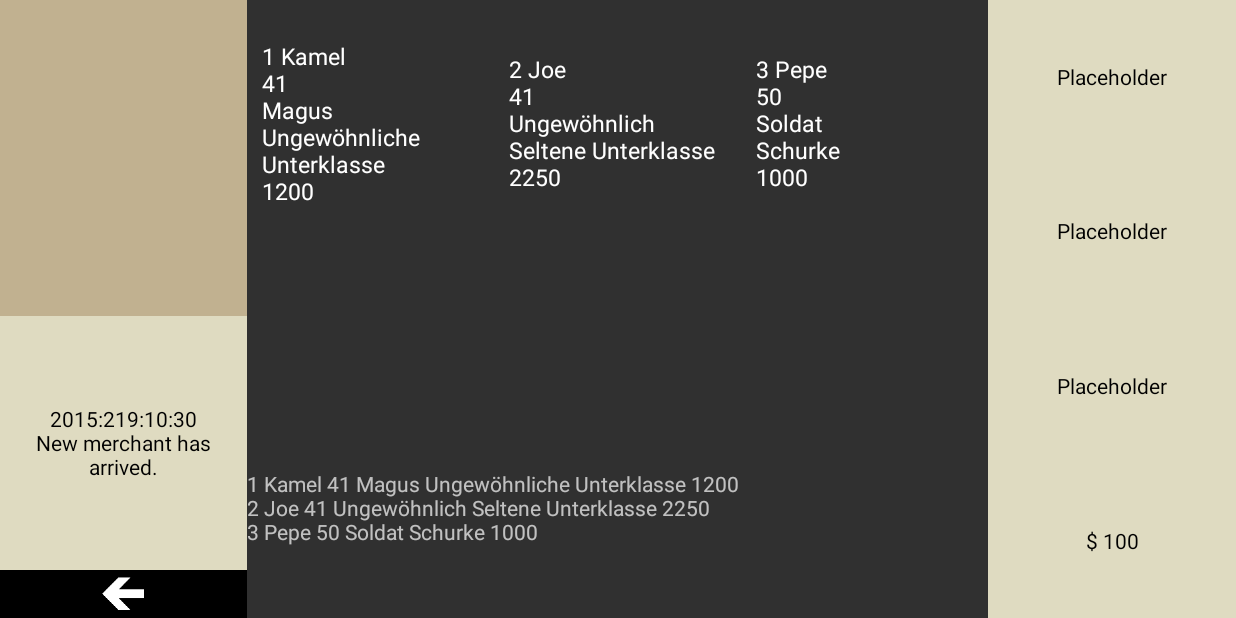
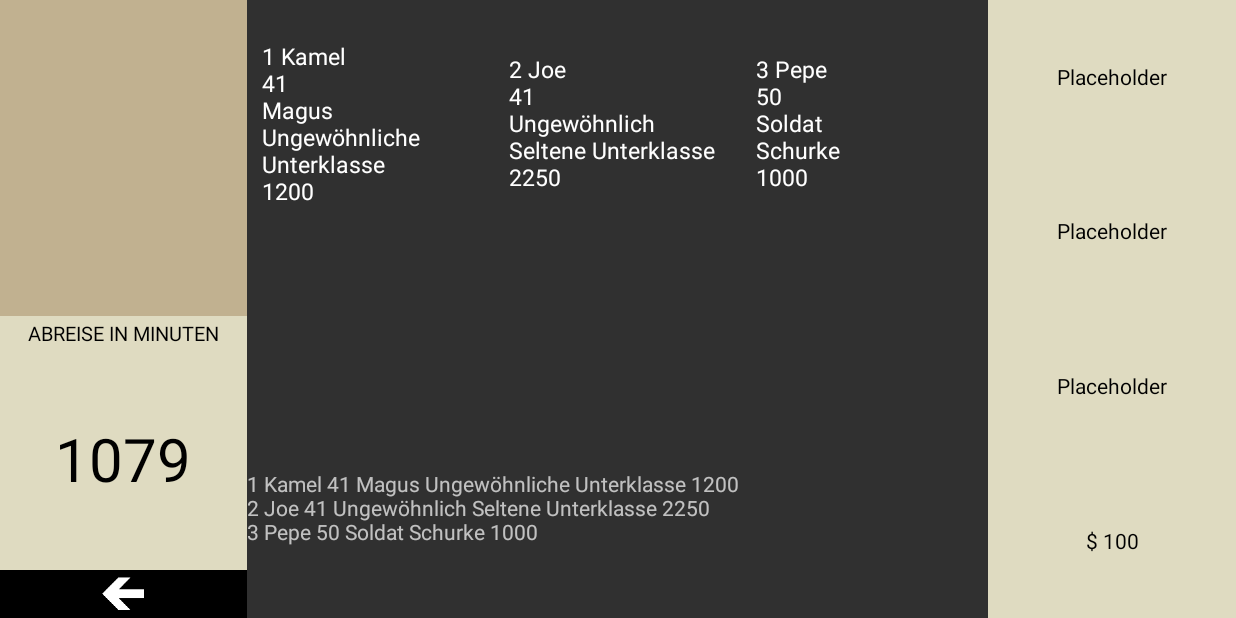
Before and after one commit to CaptainQuark/Voyage, an Android app: the screen it shows after launch (MerchantHeroActivity), after a tap on an icon or button, on a phone screen of 824 x 412 dp (held sideways). Run offline under Robolectric (Android 15) with nearby library versions, the phone set to English and light mode, and no system bars.

Commit message:
+ MerchantHeroActivity: Timer!

```diff
--- a/app/src/main/java/com/example/thomas/voyage/MerchantHeroActivity.java
+++ b/app/src/main/java/com/example/thomas/voyage/MerchantHeroActivity.java
@@ -1,17 +1,17 @@
 package com.example.thomas.voyage;
 
 import android.app.Activity;
-import android.content.Context;
 import android.content.Intent;
 import android.content.SharedPreferences;
 import android.database.sqlite.SQLiteException;
 import android.os.Bundle;
+import android.os.CountDownTimer;
 import android.util.Log;
 import android.view.View;
 import android.widget.TextView;
 
 import java.util.ArrayList;
-import java.util.Calendar;
+import java.util.Date;
 import java.util.List;
 
 
@@ -45,66 +45,70 @@ public class MerchantHeroActivity extends Activity {
         setDebugText();
     }
 
-    public void calcTimeDiff() {
+    private void calcTimeDiff() {
+        SharedPreferences prefs = getPreferences(MODE_PRIVATE);
+        long finishDate = prefs.getLong("TIME_TO_LEAVE", setNewDate());
 
-        Calendar calendar = Calendar.getInstance();
-        boolean refreshMerchant = false;
+        SharedPreferences.Editor editor = getPreferences(MODE_PRIVATE).edit();
+        editor.putLong("TIME_TO_LEAVE", finishDate);
+        editor.apply();
 
-        int newMinutes = calendar.get(Calendar.MINUTE);
-        int newHours = calendar.get(Calendar.HOUR_OF_DAY);
-        int newDays = calendar.get(Calendar.DAY_OF_YEAR);
-        int newYear = calendar.get(Calendar.YEAR);
+        Date presentDate = new Date();
 
-        SharedPreferences sharedPreferences = this.getSharedPreferences(TIME_PREF_FILE, Context.MODE_PRIVATE);
+        long dateDiff = finishDate - presentDate.getTime();
+        long seconds = dateDiff / 1000;
+        //long minutes = seconds / 60;
 
-        minutes = sharedPreferences.getInt("MINUTES", 0);
-        hours = sharedPreferences.getInt("HOURS", 0);
-        days = sharedPreferences.getInt("DAYS", 0);
-        year = sharedPreferences.getInt("YEARS", 0);
-        String dateTypeToRefreshMerchant = sharedPreferences.getString("DATETYPE_TO_REFRESH", "hours");
+        final TextView merchantTime = (TextView) findViewById(R.id.activity_merchant_textView_time_to_next_merchant);
 
-        newHours -= hours;
-        newMinutes -= minutes;
-        newDays -= days;
-        newYear -= year;
+        new CountDownTimer(dateDiff, 1000 / 60) {
 
-        if (newYear >= year && !dateTypeToRefreshMerchant.equals("year")) {
-            if (newDays >= days && !dateTypeToRefreshMerchant.equals("days")) {
-                if (newHours >= hours && !dateTypeToRefreshMerchant.equals("hours")) {
-                    if (newMinutes >= minutes && dateTypeToRefreshMerchant.equals("minutes")) {
-                        refreshMerchant = true;
-                    }
-                } else if (newHours >= hours && dateTypeToRefreshMerchant.equals("hours")) {
-                    refreshMerchant = true;
+            public void onTick(long millisUntilFinished) {
+                merchantTime.setText("" + millisUntilFinished / 1000 / 60);
+            }
+
+            public void onFinish() {
+                merchantTime.setText("done!");
+                setNewDate();
+                long validation = updateMerchantsDatabase(3);
+                if (validation < 0) {
+                    Log.e("ERROR @ ", "updateMerchantsDatabase");
                 }
-            } else if (newDays >= days && dateTypeToRefreshMerchant.equals("days")) {
-                refreshMerchant = true;
             }
-        } else if (newYear >= year && dateTypeToRefreshMerchant.equals("year")) {
-            refreshMerchant = true;
+        }.start();
+    }
+
+    private long setNewDate() {
+        Date newExpirationDate = new Date();
+
+        //60*60*1000 = 1 Stunde, *18 = 18 Stunden
+        newExpirationDate.setTime(System.currentTimeMillis() + (60 * 60 * 1000 * 18));
+        return newExpirationDate.getTime();
+    }
+
+    public long updateMerchantsDatabase(int numberOfInserts) {
+        List<Hero> herosList = new ArrayList<>();
+        long id = 0;
+
+        for (int i = 0; i < numberOfInserts; i++) {
+            herosList.add(new Hero());
+            herosList.get(i).Initialize("Everywhere");
+
+            // noch Vorgänger-unabhängig -> neue Zeilen werden einfach an Ende angehängt
+            id = dBmerchantHeroesAdapter.updateRowComplete(
+                    i + 1,
+                    herosList.get(i).getStrings("heroName"),
+                    herosList.get(i).getInts("hitpoints"),
+                    herosList.get(i).getStrings("classPrimary"),
+                    herosList.get(i).getStrings("classSecondary"),
+                    herosList.get(i).getInts("costs"));
+
+            if (id < 0) Message.message(this, "error@insert of hero " + i + 1);
         }
 
-        if (refreshMerchant) {
-            SharedPreferences.Editor editor = sharedPreferences.edit();
-            editor.putInt("MINUTES", 0);
-            editor.putInt("HOURS", 8);
-            editor.putInt("DAYS", newDays + 2);
-            editor.putInt("YEARS", newYear);
-            editor.putString("DATETYPE_TO_REFRESH", "hours");
-            Message.message(this, "refreshMerchant called");
-            editor.apply();
-        } else {
-            Message.message(this, "Merchant stays for some time...");
-        }
+        return id;
+    }
 
-        TextView merchantTime = (TextView) findViewById(R.id.activity_merchant_textView_time_to_next_merchant);
-        if (refreshMerchant == false) {
-            merchantTime.setText(year + ":" + days + ":" + hours + ":" + minutes);
-        } else {
-            merchantTime.setText(newYear + ":" + newDays + ":" + newHours + ":" + newMinutes + '\n'
-                    + "New merchant has arrived.");
-        }
-    }
 
     /*
     public void isAppFirstStarted() {
@@ -122,7 +126,7 @@ public class MerchantHeroActivity extends Activity {
         getSharedPreferences("PREFERENCE", MODE_PRIVATE).edit()
                 .putBoolean("isFirstRun", false).commit();
     }
-    */
+
 
     public void insertIntoDatabase() {
         long id = insertToMerchantDatabase(3);
@@ -130,6 +134,7 @@ public class MerchantHeroActivity extends Activity {
             Message.message(this, "ERROR @ insertToDatabase with " + id + " objects to insert");
         }
     }
+    */
 
     public void fillTextViewHeros(int rowsExistent){
         Log.i("fillText", "fillTextViewHeroes called");
--- a/app/src/main/res/layout-land/activity_merchant_hero.xml
+++ b/app/src/main/res/layout-land/activity_merchant_hero.xml
@@ -21,14 +21,27 @@
             android:background="#ffc1b190" />
 
         <TextView
+            android:id="@+id/static_textView_merchant_0"
+            android:layout_width="match_parent"
+            android:layout_height="0dp"
+            android:layout_weight="0.1"
+            android:background="#ffdfdbc1"
+            android:fontFamily="sans_serif_light"
+            android:gravity="bottom|center_horizontal"
+            android:text="ABREISE IN MINUTEN"
+            android:textColor="#ff000000"
+            android:textSize="13sp" />
+
+        <TextView
             android:id="@+id/activity_merchant_textView_time_to_next_merchant"
             android:layout_width="match_parent"
             android:layout_height="0dp"
-            android:layout_weight="0.8"
+            android:layout_weight="0.7"
             android:background="#ffdfdbc1"
             android:gravity="center"
-            android:text="Placeholder"
-            android:textColor="#ff000000" />
+            android:text="100"
+            android:textColor="#ff000000"
+            android:textSize="40sp" />
 
         <ImageButton
             android:id="@+id/activity_merchant_back_button"
```
Also changed, not shown: app/src/main/java/com/example/thomas/voyage/DBmerchantHeroesAdapter.java (+18 -0 lines).
